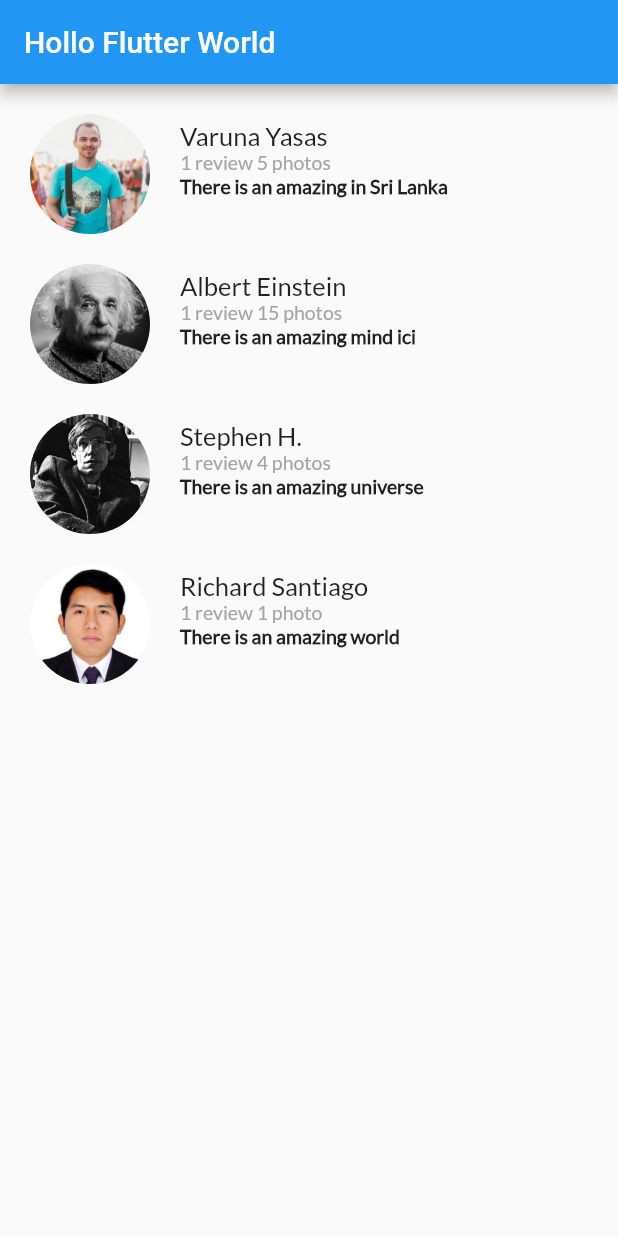
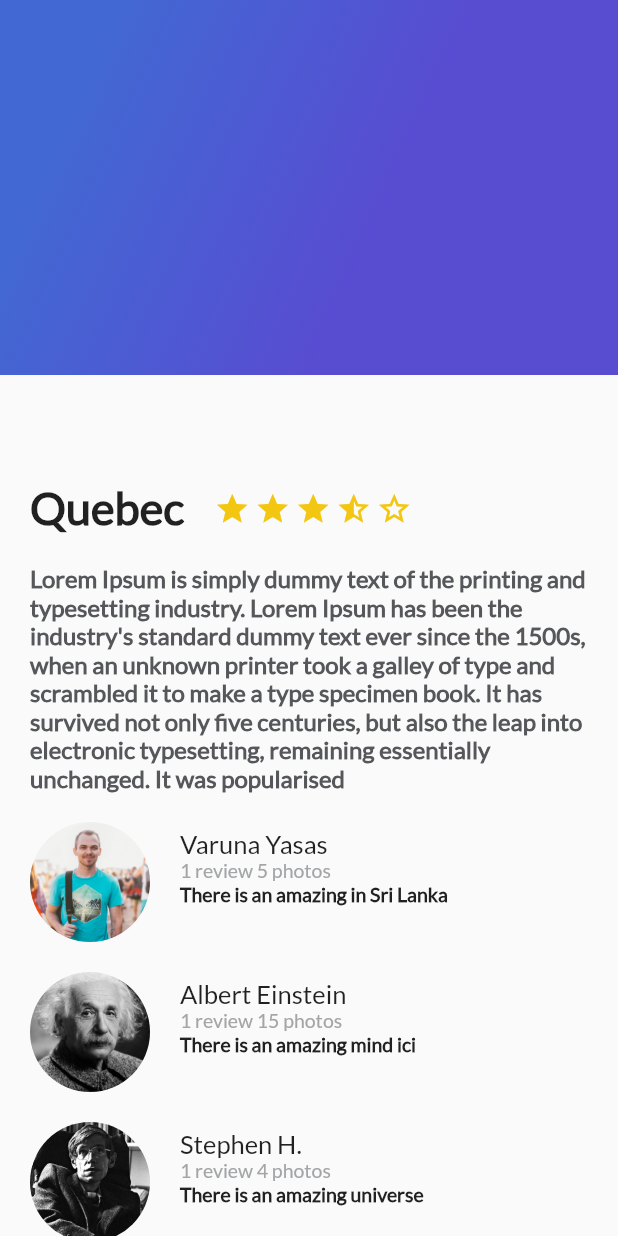
Before and after one commit to richard-conectsen/flutter, a Flutter app: the screen it shows after launch, on a phone screen of 412 x 824 dp. Run offline on Flutter 3.47's test engine with Material 2 defaults, Android fonts, the phone set to English and light mode, and no system bars.

Commit message:
gradient back for the head of the app

```diff
--- /dev/null
+++ b/lib/gradient_back.dart
@@ -0,0 +1,25 @@
+import 'package:flutter/material.dart';
+
+class GradientBack extends StatelessWidget {
+  @override
+  Widget build(BuildContext context) {
+    // TODO: implement build
+    return Container(
+      height: 250.0,
+        decoration: BoxDecoration(
+          gradient: LinearGradient(
+            colors: [
+              Color(0xFF4268D3),
+              Color(0xFF584CD1)
+            ],
+            begin: FractionalOffset(0.2 , 0.0),
+            end: FractionalOffset(1.0 , 0.6),
+              stops: [0.0 ,0.6],
+              tileMode: TileMode.clamp
+          )
+        ),
+    );
+    //throw UnimplementedError();
+  }
+
+}
--- a/lib/main.dart
+++ b/lib/main.dart
@@ -2,6 +2,7 @@ import 'package:flutter/material.dart';
 import 'package:flutter_platzi/description_place.dart';
 import 'package:flutter_platzi/review.dart';
 import 'package:flutter_platzi/review_list.dart';
+import 'package:flutter_platzi/gradient_back.dart';
 
 void main() {
   runApp(const MyApp());
@@ -28,11 +29,18 @@ class MyApp extends StatelessWidget {
         primarySwatch: Colors.blue,
       ),
       home: Scaffold(
-        appBar: AppBar(
-          title: Text("Hollo Flutter World"),
+        //body: new DescriptionPlace("Quebec", 4, "Lorem Ipsum is simply dummy text of the printing and typesetting industry. Lorem Ipsum has been the industry's standard dummy text ever since the 1500s, when an unknown printer took a galley of type and scrambled it to make a type specimen book. It has survived not only five centuries, but also the leap into electronic typesetting, remaining essentially unchanged. It was popularised"),
+        body: Stack(
+          children: [
+            ListView(
+              children: [
+                DescriptionPlace("Quebec", 4, "Lorem Ipsum is simply dummy text of the printing and typesetting industry. Lorem Ipsum has been the industry's standard dummy text ever since the 1500s, when an unknown printer took a galley of type and scrambled it to make a type specimen book. It has survived not only five centuries, but also the leap into electronic typesetting, remaining essentially unchanged. It was popularised"),
+                ReviewList(),
+              ],
+            ),
+            GradientBack(),
+          ],
         ),
-        //body: new DescriptionPlace("Quebec", 4, "Lorem Ipsum is simply dummy text of the printing and typesetting industry. Lorem Ipsum has been the industry's standard dummy text ever since the 1500s, when an unknown printer took a galley of type and scrambled it to make a type specimen book. It has survived not only five centuries, but also the leap into electronic typesetting, remaining essentially unchanged. It was popularised"),
-        body: new ReviewList(),
       )
     );
   }
```
